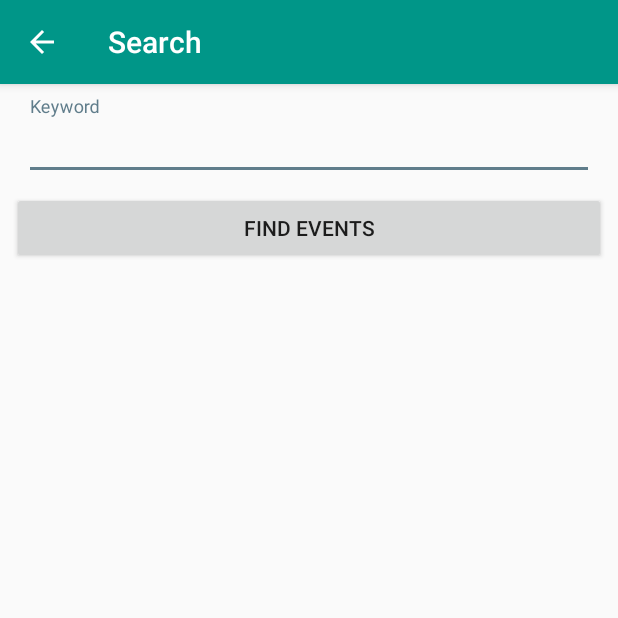
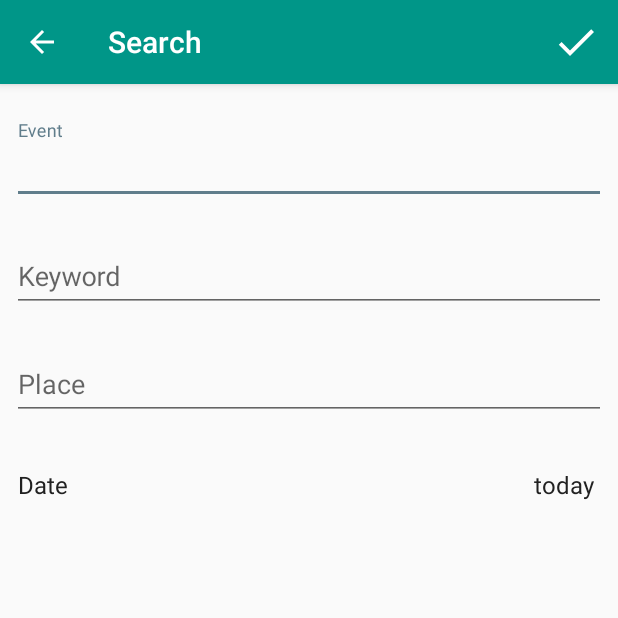
Before and after one commit to michaelneu/helsinki-event-browser, an Android app: the SearchActivity screen opened directly, with no data from a screen before it, on a phone screen of 412 x 824 dp, the top half of it. Run offline under Robolectric (Android 15) with nearby library versions, the phone set to English and light mode, and no system bars; network calls fail.

Commit message:
adjust search layout

```diff
--- a/app/src/main/java/eu/michaeln/helsinkieventbrowser/SearchActivity.java
+++ b/app/src/main/java/eu/michaeln/helsinkieventbrowser/SearchActivity.java
@@ -1,15 +1,29 @@
 package eu.michaeln.helsinkieventbrowser;
 
+import android.app.DatePickerDialog;
+import android.content.Intent;
 import android.support.v7.app.ActionBar;
 import android.support.v7.app.AppCompatActivity;
 import android.os.Bundle;
 import android.support.v7.widget.Toolbar;
+import android.view.Menu;
+import android.view.MenuItem;
+import android.view.View;
 import android.widget.ArrayAdapter;
 import android.widget.AutoCompleteTextView;
+import android.widget.DatePicker;
+import android.widget.TextView;
+
+import java.text.SimpleDateFormat;
+import java.util.Calendar;
+import java.util.Locale;
 
 public class SearchActivity extends AppCompatActivity {
     private Toolbar toolbar;
-    private AutoCompleteTextView keyword;
+    private AutoCompleteTextView event, keyword, place;
+    private TextView date;
+
+    private Calendar calendar;
 
     @Override
     protected void onCreate(Bundle savedInstanceState) {
@@ -17,13 +31,43 @@ public class SearchActivity extends AppCompatActivity {
         setContentView(R.layout.activity_search);
 
         toolbar = (Toolbar)findViewById(R.id.toolbar);
+        event = (AutoCompleteTextView)findViewById(R.id.event);
         keyword = (AutoCompleteTextView)findViewById(R.id.keyword);
+        place = (AutoCompleteTextView)findViewById(R.id.place);
+        date = (TextView)findViewById(R.id.date);
 
         setSupportActionBar(toolbar);
         final ActionBar actionBar = getSupportActionBar();
 
         actionBar.setDisplayHomeAsUpEnabled(true);
         actionBar.setTitle(R.string.search);
+
+        calendar = Calendar.getInstance();
+
+        date.setOnClickListener(new View.OnClickListener() {
+            @Override
+            public void onClick(View view) {
+                final int year = calendar.get(Calendar.YEAR),
+                        month = calendar.get(Calendar.MONTH),
+                        day = calendar.get(Calendar.DAY_OF_MONTH);
+
+                final DatePickerDialog dialog = new DatePickerDialog(SearchActivity.this, new DatePickerDialog.OnDateSetListener() {
+                    @Override
+                    public void onDateSet(DatePicker datePicker, int year, int month, int day) {
+                        calendar.set(Calendar.YEAR, year);
+                        calendar.set(Calendar.MONTH, month);
+                        calendar.set(Calendar.DAY_OF_MONTH, day);
+
+                        final SimpleDateFormat formatter = new SimpleDateFormat("dd.MM.yyyy", Locale.ENGLISH);
+                        final String formattedDate = formatter.format(calendar.getTime());
+
+                        date.setText(formattedDate);
+                    }
+                }, year, month, day);
+
+                dialog.show();
+            }
+        });
     }
 
     @Override
@@ -32,4 +76,22 @@ public class SearchActivity extends AppCompatActivity {
 
         return true;
     }
+
+    @Override
+    public boolean onCreateOptionsMenu(Menu menu) {
+        getMenuInflater().inflate(R.menu.menu_search, menu);
+
+        return true;
+    }
+
+    @Override
+    public boolean onOptionsItemSelected(MenuItem item) {
+        switch (item.getItemId()) {
+            case R.id.search:
+                return true;
+        }
+
+        return super.onOptionsItemSelected(item);
+    }
+
 }
--- /dev/null
+++ b/app/src/main/res/drawable/ic_done_white_48dp.xml
@@ -0,0 +1,9 @@
+<vector xmlns:android="http://schemas.android.com/apk/res/android"
+        android:width="48dp"
+        android:height="48dp"
+        android:viewportWidth="24.0"
+        android:viewportHeight="24.0">
+    <path
+        android:fillColor="#ffffffff"
+        android:pathData="M9,16.2L4.8,12l-1.4,1.4L9,19 21,7l-1.4,-1.4L9,16.2z"/>
+</vector>
--- a/app/src/main/res/layout/activity_search.xml
+++ b/app/src/main/res/layout/activity_search.xml
@@ -19,11 +19,35 @@
         app:layout_constraintTop_toTopOf="parent" />
 
     <android.support.design.widget.TextInputLayout
+        android:id="@+id/event_wrapper"
+        android:layout_width="0dp"
+        android:layout_height="wrap_content"
+        android:layout_marginTop="24dp"
+        app:layout_constraintTop_toBottomOf="@+id/toolbar"
+        android:layout_marginRight="8dp"
+        app:layout_constraintRight_toRightOf="parent"
+        android:layout_marginLeft="8dp"
+        app:layout_constraintLeft_toLeftOf="parent"
+        android:layout_marginStart="8dp"
+        android:layout_marginEnd="8dp">
+
+        <AutoCompleteTextView
+            android:id="@+id/event"
+            android:layout_width="match_parent"
+            android:layout_height="wrap_content"
+            app:layout_constraintTop_toBottomOf="@+id/find_button"
+            app:layout_constraintRight_toRightOf="parent"
+            app:layout_constraintLeft_toLeftOf="parent"
+            android:hint="Event"/>
+
+    </android.support.design.widget.TextInputLayout>
+
+    <android.support.design.widget.TextInputLayout
         android:id="@+id/keyword_wrapper"
         android:layout_width="0dp"
         android:layout_height="wrap_content"
-        android:layout_marginTop="8dp"
-        app:layout_constraintTop_toBottomOf="@+id/toolbar"
+        android:layout_marginTop="16dp"
+        app:layout_constraintTop_toBottomOf="@+id/event_wrapper"
         android:layout_marginRight="8dp"
         app:layout_constraintRight_toRightOf="parent"
         android:layout_marginLeft="8dp"
@@ -35,30 +59,58 @@
             android:id="@+id/keyword"
             android:layout_width="match_parent"
             android:layout_height="wrap_content"
-            android:layout_marginTop="8dp"
             app:layout_constraintTop_toBottomOf="@+id/find_button"
-            android:layout_marginRight="8dp"
             app:layout_constraintRight_toRightOf="parent"
-            android:layout_marginLeft="8dp"
             app:layout_constraintLeft_toLeftOf="parent"
-            android:layout_marginStart="8dp"
-            android:layout_marginEnd="8dp"
             android:hint="Keyword"/>
 
     </android.support.design.widget.TextInputLayout>
 
-    <Button
-        android:id="@+id/find_button"
+    <android.support.design.widget.TextInputLayout
+        android:id="@+id/place_wrapper"
         android:layout_width="0dp"
         android:layout_height="wrap_content"
-        android:layout_marginTop="8dp"
+        android:layout_marginTop="16dp"
         app:layout_constraintTop_toBottomOf="@+id/keyword_wrapper"
         android:layout_marginRight="8dp"
         app:layout_constraintRight_toRightOf="parent"
         android:layout_marginLeft="8dp"
         app:layout_constraintLeft_toLeftOf="parent"
-        android:text="Find events"
         android:layout_marginStart="8dp"
-        android:layout_marginEnd="8dp" />
+        android:layout_marginEnd="8dp">
+
+        <AutoCompleteTextView
+            android:id="@+id/place"
+            android:layout_width="match_parent"
+            android:layout_height="wrap_content"
+            android:layout_marginTop="8dp"
+            app:layout_constraintTop_toBottomOf="@+id/find_button"
+            app:layout_constraintRight_toRightOf="parent"
+            app:layout_constraintLeft_toLeftOf="parent"
+            android:hint="Place" />
+
+    </android.support.design.widget.TextInputLayout>
+
+    <TextView
+        android:text="Date"
+        android:textColor="@color/colorPrimaryText"
+        android:textSize="16sp"
+        android:layout_width="wrap_content"
+        android:layout_height="wrap_content"
+        android:layout_marginStart="12dp"
+        app:layout_constraintLeft_toLeftOf="parent"
+        app:layout_constraintBaseline_toBaselineOf="@+id/date" />
+
+    <TextView
+        android:id="@+id/date"
+        android:text="today"
+        android:textColor="@color/colorPrimaryText"
+        android:textSize="16sp"
+        android:layout_width="wrap_content"
+        android:layout_height="wrap_content"
+        app:layout_constraintTop_toBottomOf="@+id/place_wrapper"
+        android:layout_marginTop="32dp"
+        android:layout_marginEnd="16dp"
+        app:layout_constraintRight_toRightOf="parent" />
 
 </android.support.constraint.ConstraintLayout>
--- /dev/null
+++ b/app/src/main/res/menu/menu_search.xml
@@ -0,0 +1,11 @@
+<?xml version="1.0" encoding="utf-8"?>
+<menu xmlns:android="http://schemas.android.com/apk/res/android"
+    xmlns:app="http://schemas.android.com/apk/res-auto">
+
+    <item
+        android:id="@+id/search"
+        android:title="@string/search"
+        android:icon="@drawable/ic_done_white_48dp"
+        app:showAsAction="always"
+        />
+</menu>
```
